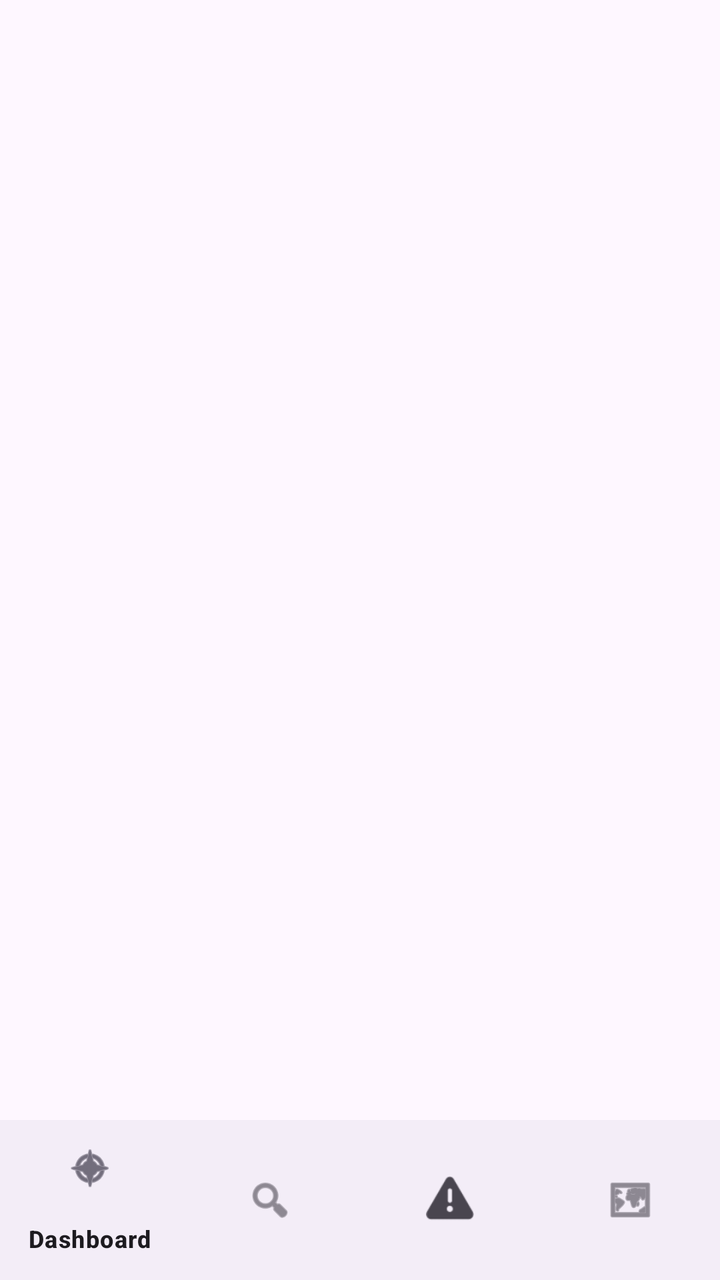
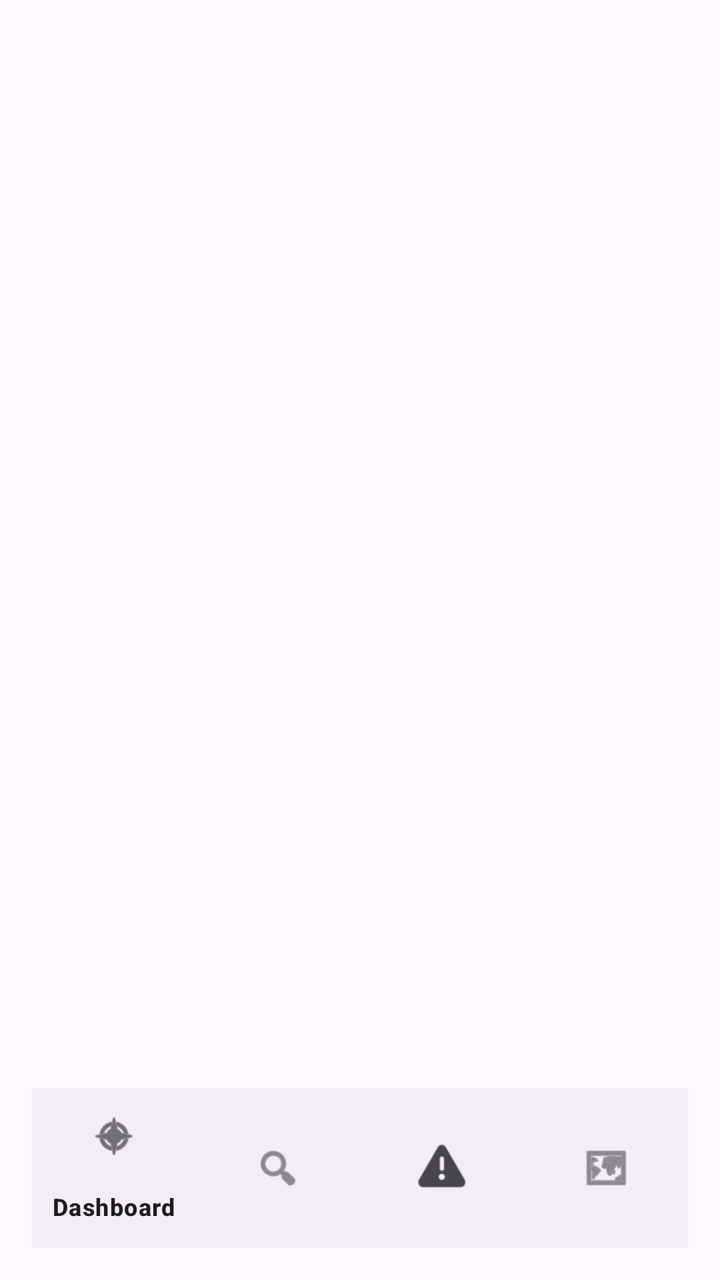

An Android layout rendered at two revisions. The XML below is the earlier revision; the diff shows what the commit changed to produce the second picture.
<!-- AndroidManifest.xml: application theme Theme.FodManager -->
<!-- res/layout/activity_home.xml -->
<?xml version="1.0" encoding="utf-8"?>
<LinearLayout xmlns:android="http://schemas.android.com/apk/res/android"
    xmlns:app="http://schemas.android.com/apk/res-auto"
    android:layout_width="match_parent"
    android:layout_height="match_parent"
    android:orientation="vertical">

    
    <FrameLayout
        android:id="@+id/fragmentContainer"
        android:layout_width="match_parent"
        android:layout_height="0dp"
        android:layout_weight="1" />

    
    <com.google.android.material.bottomnavigation.BottomNavigationView
        android:id="@+id/bottomNavigationView"
        android:layout_width="match_parent"
        android:layout_height="wrap_content"
        app:menu="@menu/bottom_nav_menu" />

</LinearLayout>
<!-- resources referenced by this layout -->
<resources>
  <style name="Theme.FodManager" parent="Base.Theme.FodManager" />
  <style name="Base.Theme.FodManager" parent="Theme.Material3.DayNight.NoActionBar">
          
          
      </style>
</resources>

<!-- the commit's change to res/layout/activity_home.xml (unified diff, before → after) -->
@@ -3,7 +3,8 @@
     xmlns:app="http://schemas.android.com/apk/res-auto"
     android:layout_width="match_parent"
     android:layout_height="match_parent"
-    android:orientation="vertical">
+    android:orientation="vertical"
+    android:padding="16dp">
 
     
     <FrameLayout
@@ -17,6 +18,7 @@
         android:id="@+id/bottomNavigationView"
         android:layout_width="match_parent"
         android:layout_height="wrap_content"
+        android:layout_marginTop="8dp"
         app:menu="@menu/bottom_nav_menu" />
 
 </LinearLayout>
